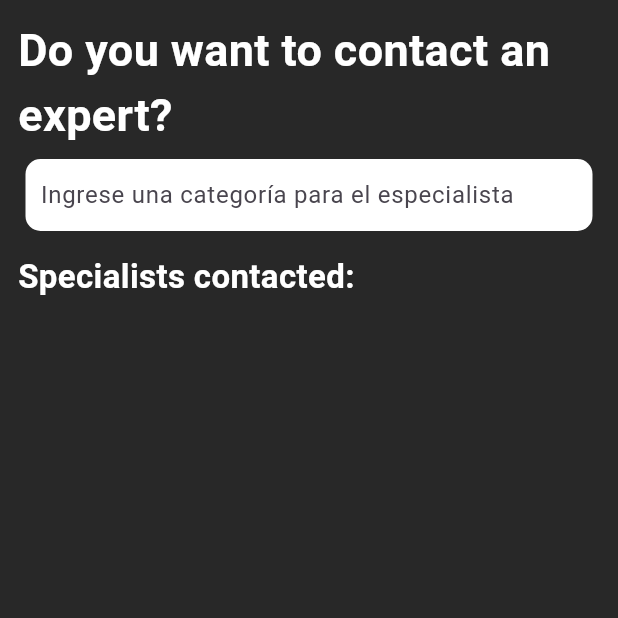
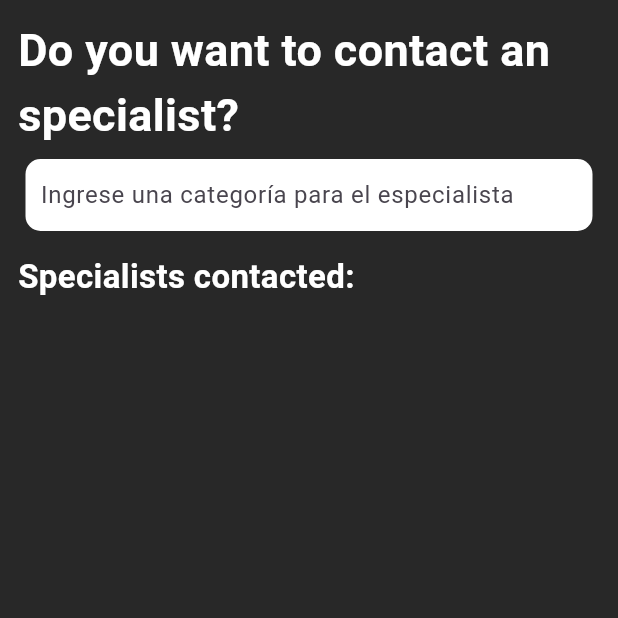
Before and after one commit to AgriDevelopers-MobileApp/Mobile-App-Flutter-AgriPureMobile, a Flutter app: the SpecialistView screen opened directly, on a phone screen of 412 x 824 dp, the top half of it. Run offline on Flutter 3.47's test engine with Material 2 defaults, Android fonts, the phone set to English and light mode, and no system bars; our stand-ins replace fluttertoast, jwt_decoder, shared_preferences; missing offline and left inert: sliding_switch; accounts and stored records are empty.

Commit message:
feat: specialist view design

```diff
--- a/lib/presentation/views/specialist_view.dart
+++ b/lib/presentation/views/specialist_view.dart
@@ -17,7 +17,7 @@ class _SpecialistViewState extends State<SpecialistView> {
           child: Column(
             crossAxisAlignment: CrossAxisAlignment.start,
             children: [
-              Text("Do you want to contact an expert?",
+              Text("Do you want to contact an specialist?",
                 style: TextStyle(
                     fontSize: 30,
                     fontWeight: FontWeight.bold,
```
